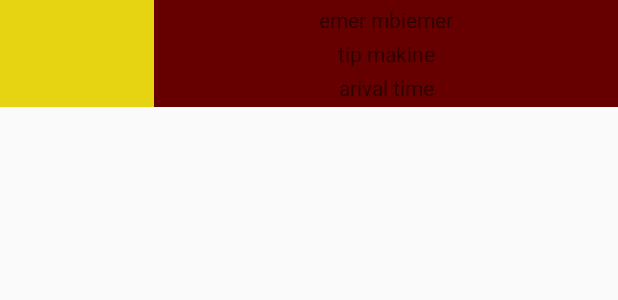
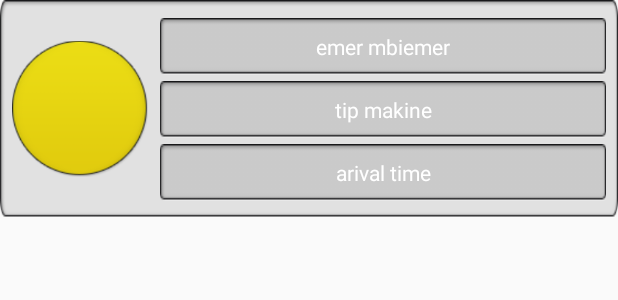
Before and after one commit to erald32/Kerkov5, an Android app: the layout dialog_listview_item_nearby_vehicle.xml on its own in the app's theme, with its tools: preview values and no code run, on a phone screen of 412 x 824 dp. Shown: the top 300 px of the screen. Run offline under Robolectric (Android 15) with nearby library versions, the phone set to English and light mode, and no system bars; network calls fail.

Commit message:
nearby list_view_item created

```diff
--- a/app/build.gradle
+++ b/app/build.gradle
@@ -28,4 +28,10 @@ dependencies {
     compile 'com.google.android.gms:play-services:8.4.0'
     compile 'com.android.volley:volley:1.0.0'
     compile 'com.google.code.gson:gson:2.2.2'
+
+    //slideshow
+    compile "com.android.support:support-v4:+"
+    compile 'com.squareup.picasso:picasso:2.3.2'
+    compile 'com.nineoldandroids:library:2.4.0'
+    compile 'com.daimajia.slider:library:1.1.5@aar'
 }
--- a/app/src/main/res/layout/dialog_listview_item_nearby_vehicle.xml
+++ b/app/src/main/res/layout/dialog_listview_item_nearby_vehicle.xml
@@ -2,7 +2,9 @@
 <LinearLayout xmlns:android="http://schemas.android.com/apk/res/android"
     android:layout_width="match_parent"
     android:layout_height="wrap_content"
+    android:background="@drawable/listview_item_dialog_nearby_vehicles"
     android:orientation="horizontal"
+    android:padding="8dp"
     android:weightSum="4">
 
     <RelativeLayout
@@ -14,7 +16,9 @@
             android:id="@+id/driver_foto"
             android:layout_width="match_parent"
             android:layout_height="match_parent"
-            android:background="#e6d311" />
+            android:paddingRight="8dp"
+            android:scaleType="fitCenter"
+            android:src="@drawable/driver_badge"/>
 
     </RelativeLayout>
 
@@ -22,32 +26,37 @@
         android:layout_width="0dp"
         android:layout_height="wrap_content"
         android:layout_weight="3"
-        android:background="#600"
         android:orientation="vertical">
 
         <TextView
             android:id="@+id/name"
             android:layout_width="match_parent"
             android:layout_height="wrap_content"
-            android:layout_marginTop="3dp"
+            android:layout_marginTop="4dp"
+            android:background="@drawable/textview_background"
             android:gravity="center"
-            android:text="emer mbiemer" />
+            android:text="emer mbiemer"
+            android:textColor="#ffffff" />
 
         <TextView
             android:id="@+id/car_type"
             android:layout_width="match_parent"
             android:layout_height="wrap_content"
-            android:layout_marginTop="3dp"
+            android:layout_marginTop="4dp"
+            android:background="@drawable/textview_background"
             android:gravity="center"
-            android:text="tip makine" />
+            android:text="tip makine"
+            android:textColor="#ffffff" />
 
         <TextView
             android:id="@+id/arrival"
             android:layout_width="match_parent"
             android:layout_height="wrap_content"
             android:layout_marginBottom="3dp"
-            android:layout_marginTop="3dp"
+            android:layout_marginTop="4dp"
+            android:background="@drawable/textview_background"
             android:gravity="center"
-            android:text="arival time" />
+            android:text="arival time"
+            android:textColor="#ffffff" />
     </LinearLayout>
 </LinearLayout>
```
Also changed, not shown: app/src/main/java/com/jeddigital/kerkotaxi/MenuHyreseActivity.java (+24 -2 lines), app/src/main/res/layout/dialog_nearby_vehicles.xml (+13 -1 lines), app/src/main/res/drawable/dialog_background.png (added), app/src/main/res/drawable/driver_badge.png (added), app/src/main/res/drawable/listview_item_dialog_nearby_vehicles.png (added), app/src/main/res/drawable/taxi_pin.png (added), app/src/main/res/drawable/textview_background.png (added).
